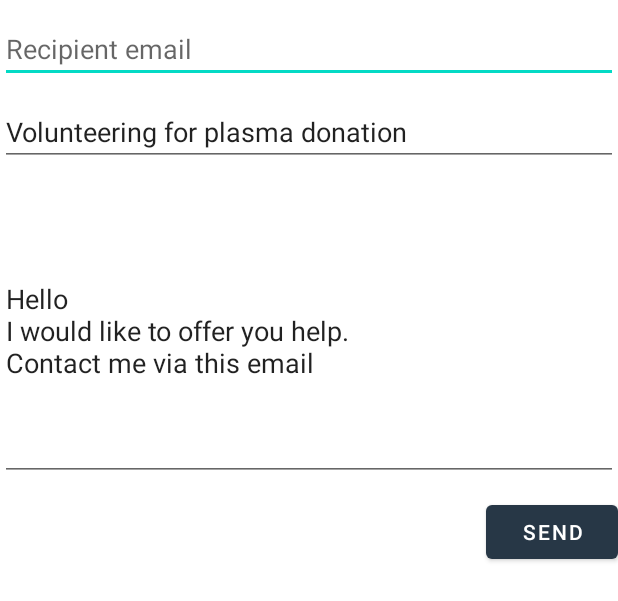
After one commit to abhi6377/Co-HELP, an Android app: the layout activity_send_email.xml on its own in the app's theme, with its tools: preview values and no code run, on a phone screen of 412 x 824 dp. The commit adds this screen. Shown: the top 601 px of the screen. Run offline under Robolectric (Android 15) with nearby library versions, the phone set to English and light mode, and no system bars.

Commit message:
Added email feature in recyclerView items

```diff
--- a/app/src/main/AndroidManifest.xml
+++ b/app/src/main/AndroidManifest.xml
@@ -5,14 +5,15 @@
     <uses-permission android:name="android.permission.INTERNET" />
 
     <application
+        android:allowBackup="true"
         android:hardwareAccelerated="true"
-        android:largeHeap="true"
-        android:allowBackup="true"
         android:icon="@mipmap/ic_launcher"
         android:label="@string/app_name"
+        android:largeHeap="true"
         android:roundIcon="@mipmap/ic_launcher_round"
         android:supportsRtl="true"
         android:theme="@style/Theme.CoHELP">
+        <activity android:name=".SendEmailActivity"></activity>
         <activity android:name=".SearchActivity" />
         <activity android:name=".MainFeedActivity" />
         <activity android:name=".CreatePostActivity" />
--- a/app/src/main/java/com/app_dev/co_help/Daos/PostDao.kt
+++ b/app/src/main/java/com/app_dev/co_help/Daos/PostDao.kt
@@ -16,14 +16,14 @@ class PostDao {
     val postCollections = db.collection("posts")
     val auth = Firebase.auth
 
-    fun addPost(bg: String, city: String, age:String, gender: String) {
+    fun addPost(bg: String, city: String, age:String, gender: String, email:String?) {     /* CHANGED BY ME 3 -added email*/
         GlobalScope.launch {
             val currentUserId = auth.currentUser!!.uid
             val userDao = UserDao()
             val user = userDao.getUserById(currentUserId).await().toObject(User::class.java)!!
 
             val currentTime = System.currentTimeMillis()
-            val post = Post(bg, city, user, currentTime, gender ,age)
+            val post = Post(bg, city, user, currentTime, gender ,age,email)
 
             postCollections.document().set(post)
         }
--- a/app/src/main/java/com/app_dev/co_help/Models/User.kt
+++ b/app/src/main/java/com/app_dev/co_help/Models/User.kt
@@ -2,4 +2,5 @@ package com.app_dev.co_help.Models
 
 public data class User(val uid: String = "",
                        val displayName: String? = "",
-                       val imageUrl: String = "")
+                       val imageUrl: String = "",
+                       val uemail: String= "")
--- /dev/null
+++ b/app/src/main/res/layout/activity_send_email.xml
@@ -0,0 +1,44 @@
+<?xml version="1.0" encoding="utf-8"?>
+
+<!--CHANGED BY ME 8 - added this layout-->
+
+<LinearLayout xmlns:android="http://schemas.android.com/apk/res/android"
+    xmlns:app="http://schemas.android.com/apk/res-auto"
+    xmlns:tools="http://schemas.android.com/tools"
+    android:layout_width="match_parent"
+    android:layout_height="match_parent"
+    tools:context=".SendEmailActivity"
+    android:orientation="vertical">
+
+    <EditText
+        android:id="@+id/recipientEmail"
+        android:inputType="textEmailAddress"
+        android:layout_width="match_parent"
+        android:layout_height="wrap_content"
+        android:hint="Recipient email"
+        android:layout_marginTop="10dp"
+        />
+    <EditText
+        android:id="@+id/subject"
+        android:layout_width="match_parent"
+        android:layout_height="wrap_content"
+        android:text="Volunteering for plasma donation"
+        android:hint="Subject"
+        android:layout_marginTop="10dp"/>
+    <EditText
+        android:id="@+id/message"
+        android:layout_width="match_parent"
+        android:layout_height="200dp"
+        android:layout_marginTop="10dp"
+        android:text="Hello \nI would like to offer you help.\nContact me via this email"
+        android:hint="Message"/>
+
+    <Button
+        android:id="@+id/sendEmailBtn"
+        android:layout_gravity="end"
+        android:layout_width="wrap_content"
+        android:layout_height="wrap_content"
+        android:layout_marginTop="10dp"
+        android:text="SEND" />
+
+</LinearLayout>
```
Also changed, not shown: app/src/main/java/com/app_dev/co_help/Adapters/PostAdapter.kt (+16 -7 lines), app/src/main/java/com/app_dev/co_help/Adapters/SearchAdapter.kt (+14 -2 lines), app/src/main/java/com/app_dev/co_help/BloodSignInACtivity.kt (+7 -4 lines), app/src/main/java/com/app_dev/co_help/CreatePostActivity.kt (+21 -1 lines), app/src/main/java/com/app_dev/co_help/MainFeedActivity.kt (+53 -9 lines), app/src/main/java/com/app_dev/co_help/Models/Post.kt (+6 -1 lines), app/src/main/java/com/app_dev/co_help/SearchActivity.kt (+27 -2 lines), app/src/main/java/com/app_dev/co_help/SendEmailActivity.kt (added, +55 -0 lines), app/src/main/res/drawable/ic_baseline_email_24.xml (added, +10 -0 lines), app/src/main/res/layout/item_post_new.xml (+10 -2 lines).
